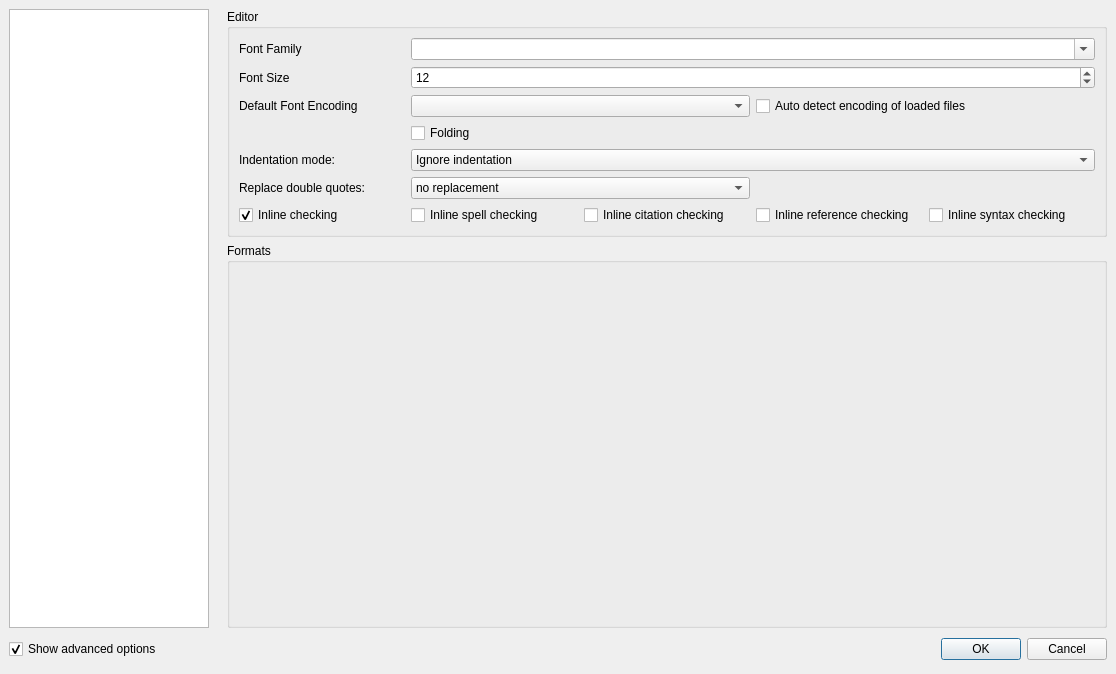
The window that configdialog.ui (svn2github/texstudio-trunk) describes before a commit, drawn with Qt 5.
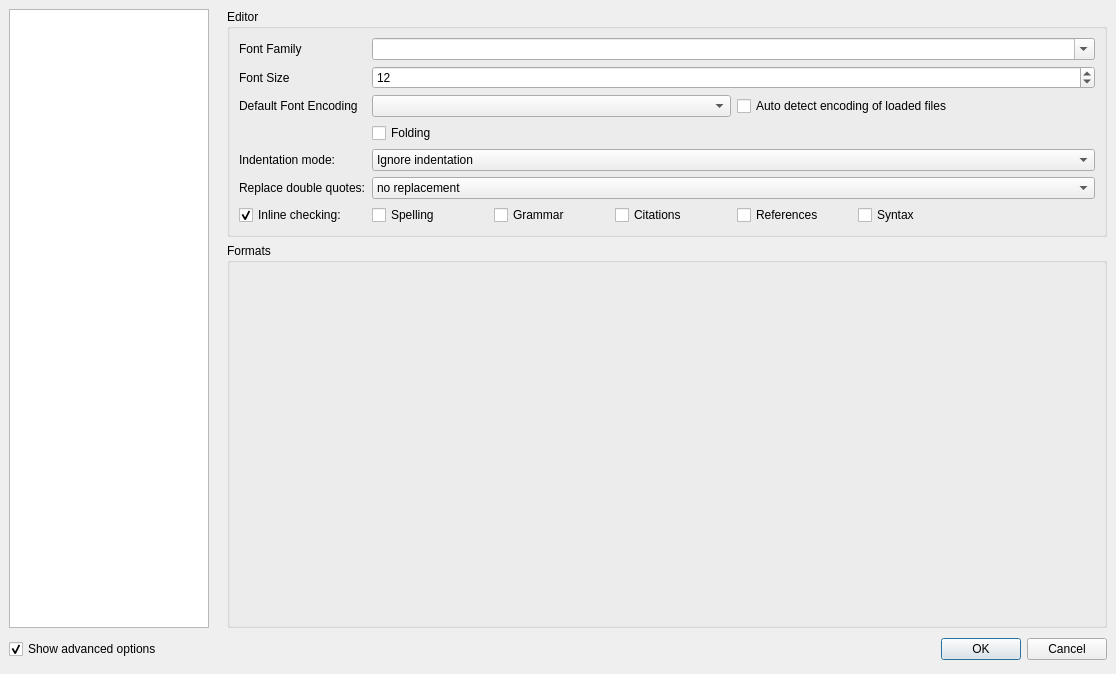
The same window after the commit. The open tabs and pages were chosen to show the change. Icons and pictures are not drawn.

Commit message: use real grammar checker

Patch:
```diff
--- a/configdialog.ui
+++ b/configdialog.ui
@@ -1067,7 +1067,7 @@
             </property>
            </widget>
           </item>
-          <item row="1" column="1" colspan="4">
+          <item row="1" column="1" colspan="6">
            <widget class="QSpinBox" name="spinBoxSize">
             <property name="minimum">
              <number>1</number>
@@ -1090,10 +1090,10 @@
             </property>
            </widget>
           </item>
-          <item row="2" column="1" colspan="2">
+          <item row="2" column="1" colspan="3">
            <widget class="QComboBox" name="comboBoxEncoding"/>
           </item>
-          <item row="5" column="1" colspan="4">
+          <item row="5" column="1" colspan="6">
            <widget class="QComboBox" name="comboBoxAutoIndent">
             <property name="advancedOption" stdset="0">
              <bool>false</bool>
@@ -1125,7 +1125,7 @@
             </item>
            </widget>
           </item>
-          <item row="2" column="3" colspan="2">
+          <item row="2" column="4" colspan="3">
            <widget class="QCheckBox" name="checkBoxAutoDetectOnLoad">
             <property name="toolTip">
              <string>can only decide between utf16/utf-8 and ISO 8859-1 !</string>
@@ -1142,14 +1142,14 @@
             </property>
            </widget>
           </item>
-          <item row="3" column="1" colspan="2">
+          <item row="3" column="1" colspan="6">
            <widget class="QCheckBox" name="checkBoxFolding">
             <property name="text">
              <string>Folding</string>
             </property>
            </widget>
           </item>
-          <item row="0" column="1" colspan="4">
+          <item row="0" column="1" colspan="6">
            <widget class="QComboBox" name="comboBoxFont">
             <property name="editable">
              <bool>true</bool>
@@ -1170,7 +1170,7 @@
             </property>
            </widget>
           </item>
-          <item row="6" column="1" colspan="2">
+          <item row="6" column="1" colspan="6">
            <widget class="QComboBox" name="comboBoxReplaceQuotes">
             <item>
              <property name="text">
@@ -1213,7 +1213,7 @@
              </sizepolicy>
             </property>
             <property name="text">
-             <string>Inline checking</string>
+             <string>Inline checking:</string>
             </property>
             <property name="checked">
              <bool>true</bool>
@@ -1223,7 +1223,7 @@
           <item row="7" column="1">
            <widget class="QCheckBox" name="checkBoxInlineSpellCheck">
             <property name="text">
-             <string>Inline spell checking</string>
+             <string>Spelling</string>
             </property>
             <property name="advancedOption" stdset="0">
              <bool>true</bool>
@@ -1231,19 +1231,16 @@
            </widget>
           </item>
           <item row="7" column="2">
-           <widget class="QCheckBox" name="checkBoxInlineCitationCheck">
+           <widget class="QCheckBox" name="checkBoxInlineGrammarCheck">
             <property name="text">
-             <string>Inline citation checking</string>
-            </property>
-            <property name="advancedOption" stdset="0">
-             <bool>true</bool>
+             <string>Grammar</string>
             </property>
            </widget>
           </item>
           <item row="7" column="3">
-           <widget class="QCheckBox" name="checkBoxInlineReferenceCheck">
+           <widget class="QCheckBox" name="checkBoxInlineCitationCheck">
             <property name="text">
-             <string>Inline reference checking</string>
+             <string>Citations</string>
             </property>
             <property name="advancedOption" stdset="0">
              <bool>true</bool>
@@ -1251,9 +1248,19 @@
            </widget>
           </item>
           <item row="7" column="4">
+           <widget class="QCheckBox" name="checkBoxInlineReferenceCheck">
+            <property name="text">
+             <string>References</string>
+            </property>
+            <property name="advancedOption" stdset="0">
+             <bool>true</bool>
+            </property>
+           </widget>
+          </item>
+          <item row="7" column="5">
            <widget class="QCheckBox" name="checkBoxInlineSyntaxCheck">
             <property name="text">
-             <string>Inline syntax checking</string>
+             <string>Syntax</string>
             </property>
             <property name="advancedOption" stdset="0">
              <bool>true</bool>
```
Left out of the diff: 54 changed lines with no effect on the pictures. The commit also changes 8 other files.
